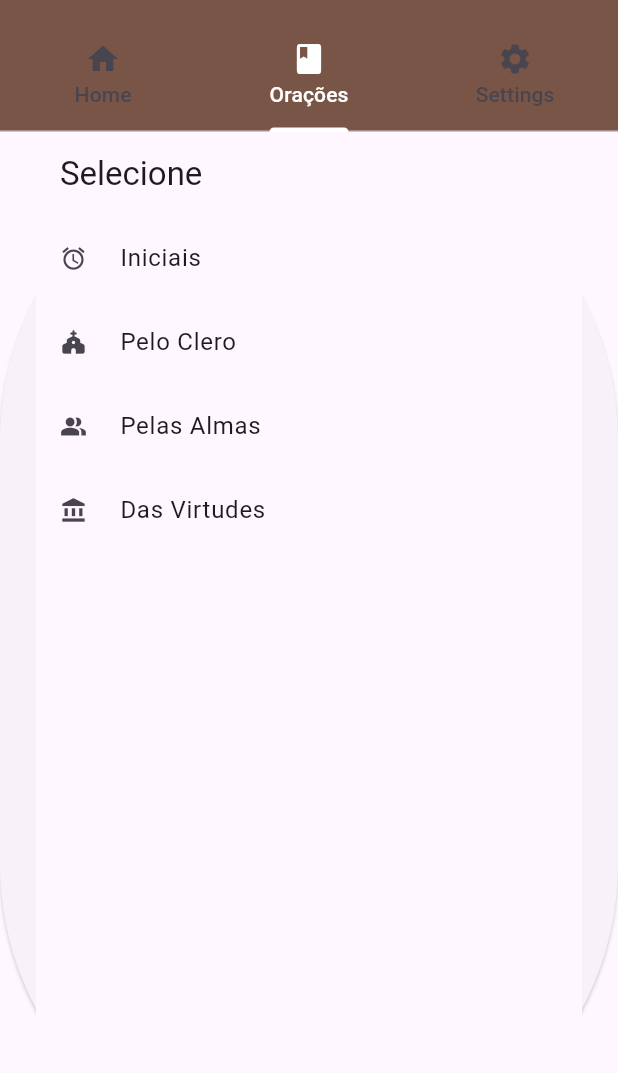
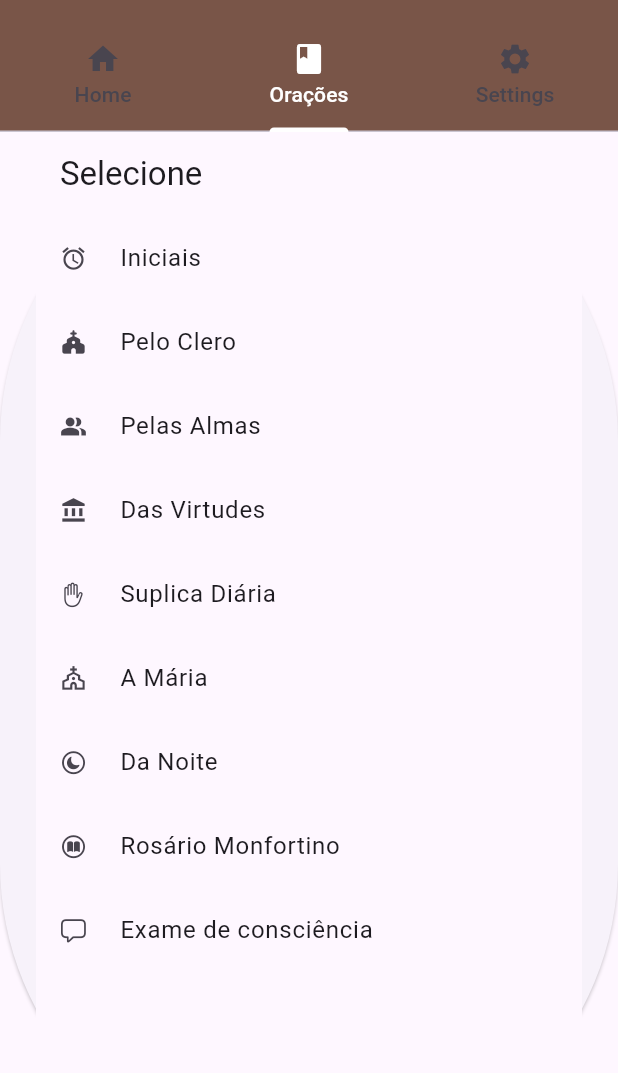
Before and after one commit to felipesergios/prayer_app_frat, a Flutter app: the screen it shows after launch, tab 2 chosen, on a phone screen of 412 x 824 dp, the part 63-1136 px from its top. Run offline on Flutter 3.47's test engine with Material 3 defaults, Android fonts, the phone set to English and light mode, and no system bars; our stand-ins replace flutter_markdown.

Commit message:
Insert more markdown and icons in Listview

```diff
--- a/lib/home.dart
+++ b/lib/home.dart
@@ -1,3 +1,4 @@
+import 'package:flutter/cupertino.dart';
 import 'package:flutter/material.dart';
 
 class HomePage extends StatelessWidget {
@@ -6,6 +7,11 @@ class HomePage extends StatelessWidget {
     {'title': 'Pelo Clero', 'route': '/prayerling/peloclero', 'initialAssetPath': 'markdown/oracao002.md', 'icon': Icons.church_rounded},
     {'title': 'Pelas Almas', 'route': '/prayerling/pelasalmas', 'initialAssetPath': 'markdown/oracao003.md', 'icon': Icons.people_alt},
     {'title': 'Das Virtudes', 'route': '/prayerling/dasvirtudes', 'initialAssetPath': 'markdown/oracao004.md', 'icon': Icons.account_balance},
+    {'title': 'Suplica Diária', 'route': '/prayerling/suplicadiaria', 'initialAssetPath': 'markdown/oracao005.md', 'icon': CupertinoIcons.hand_raised},
+    {'title': 'A Mária', 'route': '/prayerling/amaria', 'initialAssetPath': 'markdown/oracao006.md', 'icon': Icons.church_outlined},
+    {'title': 'Da Noite', 'route': '/prayerling/danoite', 'initialAssetPath': 'markdown/oracao007.md', 'icon': CupertinoIcons.moon_circle},
+    {'title': 'Rosário Monfortino', 'route': '/prayerling/rosariomonfort', 'initialAssetPath': 'markdown/oracao008.md', 'icon': CupertinoIcons.book_circle},
+    {'title': 'Exame de consciência', 'route': '/prayerling/exame', 'initialAssetPath': 'markdown/oracao009.md', 'icon': CupertinoIcons.bubble_left},
     // Adicione mais itens aqui conforme necessário
   ];
 
--- a/lib/main.dart
+++ b/lib/main.dart
@@ -18,6 +18,11 @@ class MyApp extends StatelessWidget {
         '/prayerling/peloclero': (context) => PrayerlingPage(initialAssetPath: 'markdown/oracao002.md',),
         '/prayerling/pelasalmas': (context) => PrayerlingPage(initialAssetPath: 'markdown/oracao003.md',),
         '/prayerling/dasvirtudes': (context) => PrayerlingPage(initialAssetPath: 'markdown/oracao004.md',),
+        '/prayerling/suplicadiaria': (context) => PrayerlingPage(initialAssetPath: 'markdown/oracao005.md',),
+        '/prayerling/amaria': (context) => PrayerlingPage(initialAssetPath: 'markdown/oracao006.md',),
+        '/prayerling/danoite': (context) => PrayerlingPage(initialAssetPath: 'markdown/oracao007.md',),
+        '/prayerling/rosariomonfort': (context) => PrayerlingPage(initialAssetPath: 'markdown/oracao008.md',),
+        '/prayerling/exame': (context) => PrayerlingPage(initialAssetPath: 'markdown/oracao009.md',),
       },
     );
   }
--- a/pubspec.yaml
+++ b/pubspec.yaml
@@ -67,6 +67,11 @@ flutter:
     - markdown/oracao002.md
     - markdown/oracao003.md
     - markdown/oracao004.md
+    - markdown/oracao005.md
+    - markdown/oracao006.md
+    - markdown/oracao007.md
+    - markdown/oracao008.md
+    - markdown/oracao009.md
 
   #   - images/a_dot_burr.jpeg
   #   - images/a_dot_ham.jpeg
```
Also changed, not shown: 6 other files.
